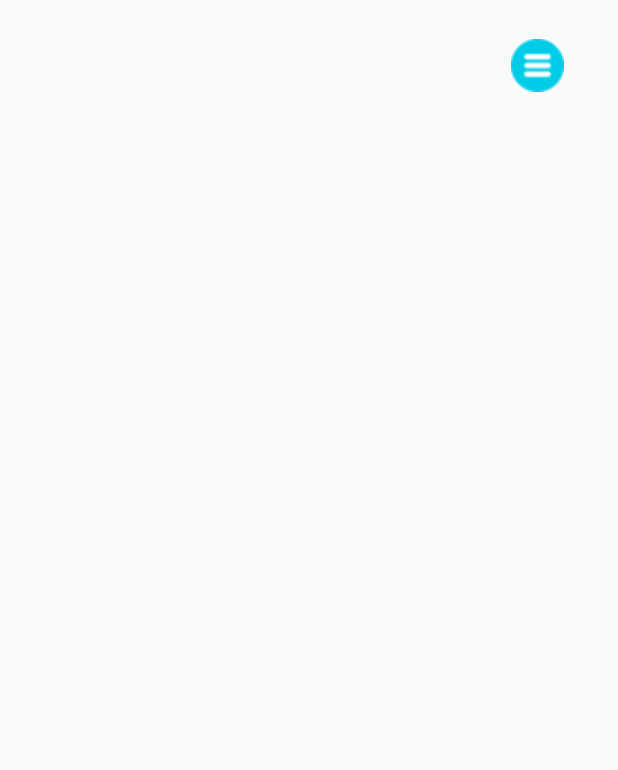
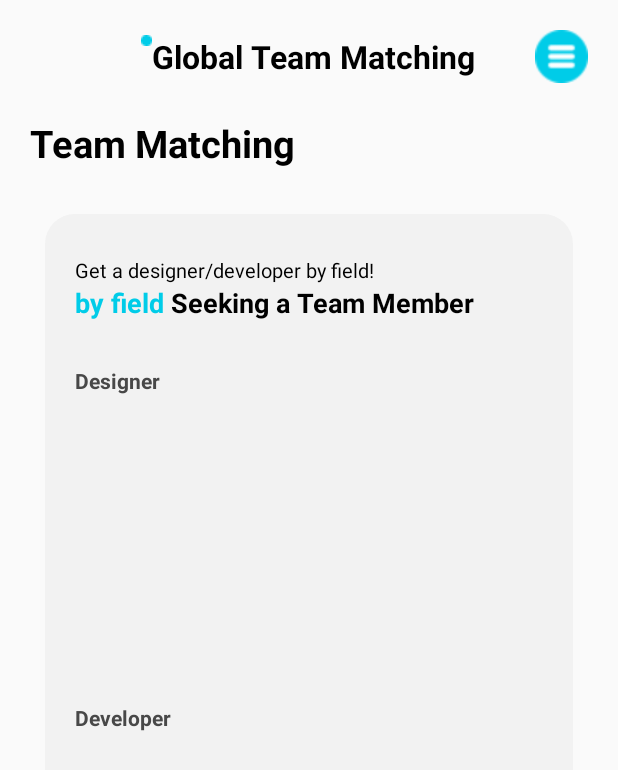
Before and after one commit to EJ-pro/Collobo-Station, an Android app: the fragment Fragment_Chat shown on its own in the app's theme, on a phone screen of 412 x 824 dp. Shown: the top 770 px of the screen. Run offline under Robolectric (Android 15) with nearby library versions, the phone set to English and light mode, and no system bars; our stand-ins replace Firebase (no records; nobody signed in at launch, a user with empty details on screens opened directly).

Commit message:
글로벌 추가

```diff
--- a/app/src/main/AndroidManifest.xml
+++ b/app/src/main/AndroidManifest.xml
@@ -47,6 +47,8 @@
         <activity android:name=".Fragment.Home.ContestDetailActivity"/>
         <activity android:name=".Team_Matching.Team_Looking_Write"/>
         <activity android:name=".Team_Matching.Team_Write_Activity"/>
+        <activity android:name=".Global.Global_Team_Looking_Developer"/>
+        <activity android:name=".Global.Global_Team_Looking_Designer"/>
     </application>
 
 </manifest>
--- a/app/src/main/java/com/example/collobo_station/Fragment/Bottom/Fragment_Chat.kt
+++ b/app/src/main/java/com/example/collobo_station/Fragment/Bottom/Fragment_Chat.kt
@@ -10,16 +10,23 @@ import android.view.ViewGroup
 import android.widget.ImageView
 import android.widget.Toast
 import androidx.fragment.app.Fragment
-import androidx.viewpager2.widget.ViewPager2
-import com.example.collobo_station.Adapter.Scrap.ScrapPagerAdapter
-import com.example.collobo_station.Data.Model
-import com.example.collobo_station.Fragment.Scrap.VerticalTransformer
+import androidx.recyclerview.widget.GridLayoutManager
+import androidx.recyclerview.widget.RecyclerView
+import com.example.collobo_station.Adapter.Team.Project_ParticipationAdapter
+import com.example.collobo_station.Adapter.Team.Project_ParticipationAdapter_Developer
+import com.example.collobo_station.Global.Global_Team_Looking_Developer
 import com.example.collobo_station.Login.LoginActivity
 import com.example.collobo_station.R
+import com.example.collobo_station.Global.Global_Team_Looking_Designer
 import com.google.firebase.auth.FirebaseAuth
+import com.google.firebase.firestore.FirebaseFirestore
 
 class Fragment_Chat  : Fragment() {
     private lateinit var menu : ImageView
+    private lateinit var Designer_recyclerView: RecyclerView
+    private lateinit var Developer_recyclerView: RecyclerView
+    private lateinit var Designer_adapter: Project_ParticipationAdapter
+    private lateinit var Developer_adapter: Project_ParticipationAdapter_Developer
     override fun onCreateView(
         inflater: LayoutInflater, container: ViewGroup?,
         savedInstanceState: Bundle?
@@ -33,7 +40,81 @@ class Fragment_Chat  : Fragment() {
         menu.setOnClickListener {
             showMenuDialog()
         }
+
+        Designer_recyclerView = view.findViewById(R.id.Designer_recyclerview)
+        Developer_recyclerView = view.findViewById(R.id.Developer_recyclerview)
+        // Set LayoutManagers for RecyclerViews
+        val Designer_layoutManager = GridLayoutManager(requireContext(), 1, GridLayoutManager.HORIZONTAL, false)
+        Designer_recyclerView.layoutManager = Designer_layoutManager
+
+        val Developer_layoutManager = GridLayoutManager(requireContext(), 1, GridLayoutManager.HORIZONTAL, false)
+        Developer_recyclerView.layoutManager = Developer_layoutManager
+
+        // Initialize Adapters
+        Designer_adapter = Project_ParticipationAdapter()
+        Developer_adapter = Project_ParticipationAdapter_Developer()
+
+        // Set Adapters to RecyclerViews
+        Designer_recyclerView.adapter = Designer_adapter
+        Developer_recyclerView.adapter = Developer_adapter
+
+        // Set click listeners
+        Designer_adapter.setItemClickListener { item ->
+            val intent = Intent(requireContext(), Global_Team_Looking_Designer::class.java)
+            intent.putExtra("item_data", item)
+            startActivity(intent)
+        }
+
+        Developer_adapter.setItemClickListener { item ->
+            val intent = Intent(requireContext(), Global_Team_Looking_Developer::class.java)
+            intent.putExtra("item_data", item)
+            startActivity(intent)
+        }
+
+        // Fetch data from Firestore
+        fetchDataFromFirestore_Designer()
+        fetchDataFromFirestore_Developer()
         return view
+    }
+    // Firestore data fetching methods
+    private fun fetchDataFromFirestore_Designer() {
+        val db = FirebaseFirestore.getInstance()
+        val collectionRef = db.collection("Global_Team_Looking")
+
+        collectionRef.get()
+            .addOnSuccessListener { documents ->
+                val dataList = mutableListOf<String>()
+                for (document in documents) {
+                    val text1 = document.getString("text1") ?: ""
+                    val text2 = document.getString("text2") ?: ""
+                    val text3 = document.getString("text3") ?: ""
+                    dataList.add("$text1, $text2, $text3")
+                }
+                Designer_adapter.setData(dataList)
+            }
+            .addOnFailureListener { exception ->
+                // Handle failure
+            }
+    }
+
+    private fun fetchDataFromFirestore_Developer() {
+        val db = FirebaseFirestore.getInstance()
+        val collectionRef = db.collection("Team_Looking_Developer")
+
+        collectionRef.get()
+            .addOnSuccessListener { documents ->
+                val dataList = mutableListOf<String>()
+                for (document in documents) {
+                    val text1 = document.getString("text1") ?: ""
+                    val text2 = document.getString("text2") ?: ""
+                    val text3 = document.getString("text3") ?: ""
+                    dataList.add("$text1, $text2, $text3")
+                }
+                Developer_adapter.setData(dataList)
+            }
+            .addOnFailureListener { exception ->
+                // Handle failure
+            }
     }
     private fun showMenuDialog() {
         val builder = AlertDialog.Builder(requireContext())
--- /dev/null
+++ b/app/src/main/java/com/example/collobo_station/Global/Global_Team_Looking_Designer.kt
@@ -0,0 +1,12 @@
+package com.example.collobo_station.Global
+
+import android.os.Bundle
+import androidx.appcompat.app.AppCompatActivity
+import com.example.collobo_station.R
+
+class Global_Team_Looking_Designer : AppCompatActivity() {
+    override fun onCreate(savedInstanceState: Bundle?) {
+        super.onCreate(savedInstanceState)
+        setContentView(R.layout.global_designer_team_matching)
+    }
+}
--- /dev/null
+++ b/app/src/main/java/com/example/collobo_station/Global/Global_Team_Looking_Developer.kt
@@ -0,0 +1,12 @@
+package com.example.collobo_station.Global
+
+import android.os.Bundle
+import androidx.appcompat.app.AppCompatActivity
+import com.example.collobo_station.R
+
+class Global_Team_Looking_Developer : AppCompatActivity() {
+    override fun onCreate(savedInstanceState: Bundle?) {
+        super.onCreate(savedInstanceState)
+        setContentView(R.layout.global_developer_team_matching)
+    }
+}
--- /dev/null
+++ b/app/src/main/java/com/example/collobo_station/Team_Matching/Team_Looking_Designer.kt
@@ -0,0 +1,12 @@
+package com.example.collobo_station.Global
+
+import android.os.Bundle
+import androidx.appcompat.app.AppCompatActivity
+import com.example.collobo_station.R
+
+class Team_Looking_Designer : AppCompatActivity() {
+    override fun onCreate(savedInstanceState: Bundle?) {
+        super.onCreate(savedInstanceState)
+        setContentView(R.layout.designer_team_matching)
+    }
+}
--- /dev/null
+++ b/app/src/main/java/com/example/collobo_station/Team_Matching/Team_Looking_Developer.kt
@@ -0,0 +1,12 @@
+package com.example.collobo_station.Team_Matching
+
+import android.os.Bundle
+import androidx.appcompat.app.AppCompatActivity
+import com.example.collobo_station.R
+
+class Team_Looking_Developer : AppCompatActivity() {
+    override fun onCreate(savedInstanceState: Bundle?) {
+        super.onCreate(savedInstanceState)
+        setContentView(R.layout.developer_team_matching)
+    }
+}
--- /dev/null
+++ b/app/src/main/res/layout/designer_team_matching.xml
@@ -0,0 +1,6 @@
+<?xml version="1.0" encoding="utf-8"?>
+<androidx.constraintlayout.widget.ConstraintLayout xmlns:android="http://schemas.android.com/apk/res/android"
+    android:layout_width="match_parent"
+    android:layout_height="match_parent">
+
+</androidx.constraintlayout.widget.ConstraintLayout>
--- /dev/null
+++ b/app/src/main/res/layout/developer_team_matching.xml
@@ -0,0 +1,6 @@
+<?xml version="1.0" encoding="utf-8"?>
+<androidx.constraintlayout.widget.ConstraintLayout xmlns:android="http://schemas.android.com/apk/res/android"
+    android:layout_width="match_parent"
+    android:layout_height="match_parent">
+
+</androidx.constraintlayout.widget.ConstraintLayout>
--- a/app/src/main/res/layout/fragment_chat.xml
+++ b/app/src/main/res/layout/fragment_chat.xml
@@ -3,19 +3,50 @@
     xmlns:app="http://schemas.android.com/apk/res-auto"
     android:layout_width="match_parent"
     android:layout_height="match_parent"
-    android:orientation="vertical"
-    android:padding="16dp">
+    android:orientation="vertical">
 
     <LinearLayout
         android:layout_width="match_parent"
         android:adjustViewBounds="true"
         android:layout_height="?attr/actionBarSize"
         android:gravity="center"
+        android:layout_marginTop="10dp"
         android:orientation="horizontal">
         <LinearLayout
             android:layout_width="0dp"
             android:layout_height="wrap_content"
-            android:layout_weight="1"/>
+            android:gravity="center"
+            android:layout_weight="1">
+
+            <LinearLayout
+                android:layout_width="35dp"
+                android:layout_height="35dp"
+                android:layout_margin="10dp"/>
+        </LinearLayout>
+        <LinearLayout
+            android:layout_width="0dp"
+            android:layout_height="wrap_content"
+            android:layout_gravity="center"
+            android:gravity="center"
+            android:layout_weight="5">
+            <ImageView
+                android:layout_width="wrap_content"
+                android:layout_height="wrap_content"
+                android:src="@drawable/image_team_dot"
+                android:layout_gravity="top"/>
+            <TextView
+                android:layout_width="wrap_content"
+                android:layout_height="wrap_content"
+                android:textColor="@color/black"
+                android:textSize="21sp"
+                android:textStyle="bold"
+                android:text="Global Team Matching"/>
+        </LinearLayout>
+        <LinearLayout
+            android:layout_width="0dp"
+            android:layout_height="wrap_content"
+            android:gravity="right|center"
+            android:layout_weight="1">
 
             <ImageView
                 android:id="@+id/meunbar"
@@ -23,6 +54,90 @@
                 android:layout_height="35dp"
                 android:layout_margin="20dp"
                 android:src="@drawable/image_menu" />
+        </LinearLayout>
+    </LinearLayout>
+
+    <TextView
+        android:layout_width="wrap_content"
+        android:layout_height="wrap_content"
+        android:layout_marginLeft="20dp"
+        android:layout_marginTop="12dp"
+        android:text="Team Matching"
+        android:textColor="@color/black"
+        android:textSize="25sp"
+        android:textStyle="bold" />
+    <LinearLayout
+        android:layout_width="match_parent"
+        android:layout_margin="30dp"
+        android:background="@drawable/project_participation_viewpager2_background"
+        android:layout_height="550dp"
+        android:orientation="vertical">
+        <TextView
+            android:layout_width="wrap_content"
+            android:layout_height="wrap_content"
+            android:textColor="@color/black"
+            android:textSize="13sp"
+            android:paddingLeft="20dp"
+            android:paddingTop="28dp"
+            android:text="Get a designer/developer by field!"/>
+        <LinearLayout
+            android:layout_width="match_parent"
+            android:layout_height="wrap_content"
+            android:layout_marginLeft="20dp"
+            android:orientation="horizontal">
+            <TextView
+                android:layout_width="wrap_content"
+                android:layout_height="wrap_content"
+                android:textColor="@color/maincolor"
+                android:textSize="18sp"
+                android:textStyle="bold"
+                android:text="by field "/>
+            <TextView
+                android:layout_width="wrap_content"
+                android:layout_height="wrap_content"
+                android:textColor="@color/black"
+                android:textStyle="bold"
+                android:textSize="18sp"
+                android:text="Seeking a Team Member"/>
+        </LinearLayout>
+        <TextView
+            android:layout_width="wrap_content"
+            android:layout_height="wrap_content"
+            android:text="Designer"
+            android:textStyle="bold"
+            android:textColor="#484848"
+            android:textSize="14sp"
+            android:layout_marginTop="30dp"
+            android:layout_marginLeft="20dp"
+            android:layout_marginBottom="10dp"/>
+        <androidx.recyclerview.widget.RecyclerView
+            android:layout_width="match_parent"
+            android:layout_height="match_parent"
+            android:layout_weight="1"
+            android:id="@+id/Designer_recyclerview"/>
+        <androidx.viewpager2.widget.ViewPager2
+            android:layout_width="match_parent"
+            android:layout_height="0dp"
+            android:id="@+id/Designer_viewpager2"/>
+
+        <TextView
+            android:layout_width="wrap_content"
+            android:layout_height="wrap_content"
+            android:text="Developer"
+            android:textStyle="bold"
+            android:textColor="#484848"
+            android:textSize="14sp"
+            android:layout_marginLeft="20dp"
+            android:layout_marginBottom="10dp"/>
+        <androidx.recyclerview.widget.RecyclerView
+            android:layout_width="match_parent"
+            android:layout_height="match_parent"
+            android:layout_weight="1"
+            android:id="@+id/Developer_recyclerview"/>
+        <androidx.viewpager2.widget.ViewPager2
+            android:layout_width="match_parent"
+            android:layout_height="0dp"
+            android:id="@+id/Developer_viewpager2"/>
     </LinearLayout>
     <androidx.viewpager2.widget.ViewPager2
         android:id="@+id/viewPager"
--- a/app/src/main/res/layout/fragment_home.xml
+++ b/app/src/main/res/layout/fragment_home.xml
@@ -19,6 +19,7 @@
                 android:layout_width="match_parent"
                 android:layout_height="wrap_content"
                 android:adjustViewBounds="true"
+                android:layout_marginTop="10dp"
                 android:orientation="vertical">
 
                 <LinearLayout
--- a/app/src/main/res/layout/fragment_my_page.xml
+++ b/app/src/main/res/layout/fragment_my_page.xml
@@ -7,6 +7,7 @@
     <LinearLayout
         android:layout_width="match_parent"
         android:layout_height="wrap_content"
+        android:layout_marginTop="10dp"
         android:orientation="vertical">
 
         <LinearLayout
--- a/app/src/main/res/layout/fragment_scrap.xml
+++ b/app/src/main/res/layout/fragment_scrap.xml
@@ -15,6 +15,7 @@
             android:adjustViewBounds="true"
             android:layout_height="?attr/actionBarSize"
             android:gravity="center"
+            android:layout_marginTop="10dp"
             android:orientation="horizontal">
             <LinearLayout
                 android:layout_width="0dp"
--- /dev/null
+++ b/app/src/main/res/layout/global_designer_team_matching.xml
@@ -0,0 +1,6 @@
+<?xml version="1.0" encoding="utf-8"?>
+<androidx.constraintlayout.widget.ConstraintLayout xmlns:android="http://schemas.android.com/apk/res/android"
+    android:layout_width="match_parent"
+    android:layout_height="match_parent">
+
+</androidx.constraintlayout.widget.ConstraintLayout>
--- /dev/null
+++ b/app/src/main/res/layout/global_developer_team_matching.xml
@@ -0,0 +1,6 @@
+<?xml version="1.0" encoding="utf-8"?>
+<androidx.constraintlayout.widget.ConstraintLayout xmlns:android="http://schemas.android.com/apk/res/android"
+    android:layout_width="match_parent"
+    android:layout_height="match_parent">
+
+</androidx.constraintlayout.widget.ConstraintLayout>
```
Lines whose indentation alone changed are shown as unchanged.
